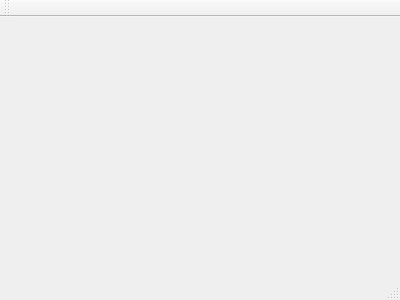
The window that mainwindow.ui (ssttevee/slam-scan-qt) describes before a commit, drawn with Qt 5.
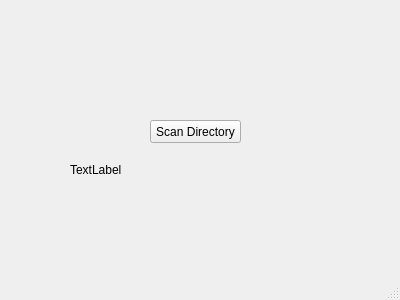
The same window after the commit.

What changed in the file:
```diff
--- a/mainwindow.ui
+++ b/mainwindow.ui
@@ -12,13 +12,53 @@
   <property name="windowTitle" >
    <string>MainWindow</string>
   </property>
-  <widget class="QMenuBar" name="menuBar" />
-  <widget class="QToolBar" name="mainToolBar" />
-  <widget class="QWidget" name="centralWidget" />
-  <widget class="QStatusBar" name="statusBar" />
+  <widget class="QWidget" name="centralWidget">
+   <widget class="QPushButton" name="scanDirButton">
+    <property name="geometry">
+     <rect>
+      <x>150</x>
+      <y>120</y>
+      <width>91</width>
+      <height>23</height>
+     </rect>
+    </property>
+    <property name="text">
+     <string>Scan Directory</string>
+    </property>
+   </widget>
+   <widget class="QLabel" name="dirSizeLabel">
+    <property name="geometry">
+     <rect>
+      <x>70</x>
+      <y>160</y>
+      <width>271</width>
+      <height>20</height>
+     </rect>
+    </property>
+    <property name="maximumSize">
+     <size>
+      <width>271</width>
+      <height>16777215</height>
+     </size>
+    </property>
+    <property name="text">
+     <string>TextLabel</string>
+    </property>
+   </widget>
+  </widget>
+  <widget class="QMenuBar" name="menuBar">
+   <property name="geometry">
+    <rect>
+     <x>0</x>
+     <y>0</y>
+     <width>400</width>
+     <height>22</height>
+    </rect>
+   </property>
+  </widget>
+  <widget class="QStatusBar" name="statusBar"/>
  </widget>
- <layoutDefault spacing="6" margin="11" />
- <pixmapfunction></pixmapfunction>
+ <layoutdefault spacing="6" margin="11"/>
  <resources/>
  <connections/>
 </ui>
```
Left out of the diff: 7 changed lines with no effect on the pictures.
